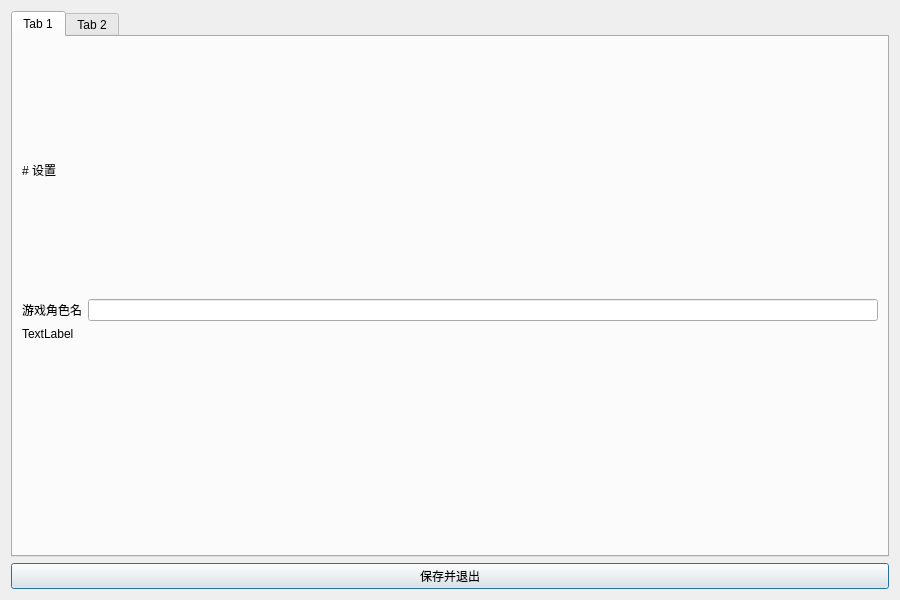
Qt form res/Settings.ui (constant-e/CEMCL) before a commit.
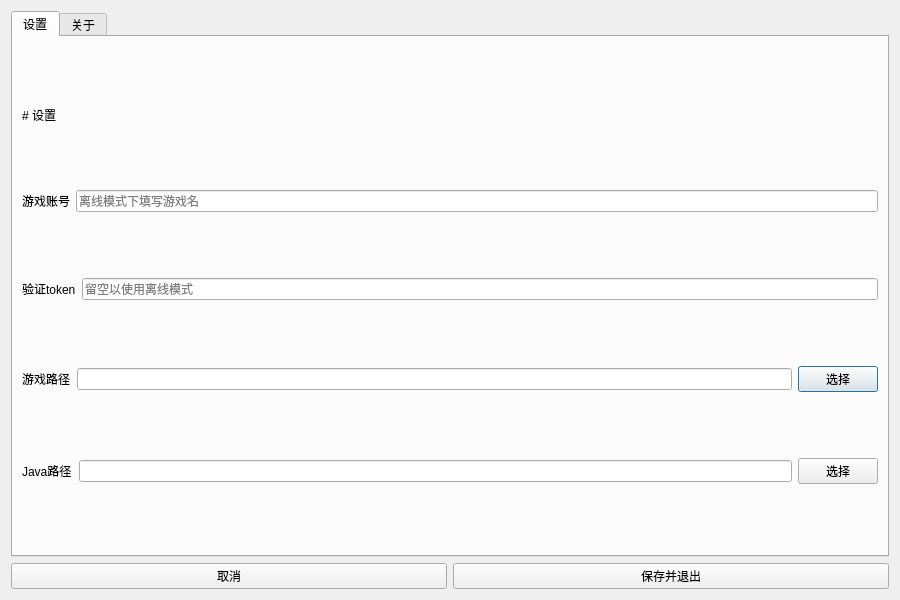
The same form after that commit.

Diff of the .ui file:
```diff
--- a/res/Settings.ui
+++ b/res/Settings.ui
@@ -18,13 +18,22 @@
     <layout class="QVBoxLayout" name="verticalLayout">
      <item>
       <widget class="QTabWidget" name="tabWidget">
-       <widget class="QWidget" name="tab">
+       <property name="currentIndex">
+        <number>0</number>
+       </property>
+       <widget class="QWidget" name="settingsTab">
         <attribute name="title">
-         <string>Tab 1</string>
+         <string>设置</string>
         </attribute>
-        <layout class="QVBoxLayout" name="verticalLayout_3">
+        <layout class="QVBoxLayout" name="verticalLayout_4">
          <item>
-          <widget class="QLabel" name="title">
+          <widget class="QLabel" name="settingsTitle">
+           <property name="sizePolicy">
+            <sizepolicy hsizetype="Preferred" vsizetype="Fixed">
+             <horstretch>0</horstretch>
+             <verstretch>0</verstretch>
+            </sizepolicy>
+           </property>
            <property name="text">
             <string># 设置</string>
            </property>
@@ -34,28 +43,175 @@
           </widget>
          </item>
          <item>
-          <layout class="QFormLayout" name="formLayout">
-           <item row="0" column="0">
+          <layout class="QHBoxLayout" name="accountLayout">
+           <item>
             <widget class="QLabel" name="accountLabel">
+             <property name="sizePolicy">
+              <sizepolicy hsizetype="Fixed" vsizetype="Fixed">
+               <horstretch>0</horstretch>
+               <verstretch>0</verstretch>
+              </sizepolicy>
+             </property>
              <property name="text">
-              <string>游戏角色名</string>
+              <string>游戏账号</string>
              </property>
             </widget>
            </item>
-           <item row="0" column="1">
-            <widget class="QLineEdit" name="lineEdit">
+           <item>
+            <widget class="QLineEdit" name="accountEdit">
              <property name="sizePolicy">
               <sizepolicy hsizetype="Preferred" vsizetype="Fixed">
                <horstretch>0</horstretch>
                <verstretch>0</verstretch>
               </sizepolicy>
+             </property>
+             <property name="placeholderText">
+              <string>离线模式下填写游戏名</string>
+             </property>
+            </widget>
+           </item>
+          </layout>
+         </item>
+         <item>
+          <layout class="QHBoxLayout" name="tokenLayout">
+           <item>
+            <widget class="QLabel" name="tokenLabel">
+             <property name="sizePolicy">
+              <sizepolicy hsizetype="Fixed" vsizetype="Fixed">
+               <horstretch>0</horstretch>
+               <verstretch>0</verstretch>
+              </sizepolicy>
+             </property>
+             <property name="text">
+              <string>验证token</string>
+             </property>
+            </widget>
+           </item>
+           <item>
+            <widget class="QLineEdit" name="tokenEdit">
+             <property name="sizePolicy">
+              <sizepolicy hsizetype="Preferred" vsizetype="Fixed">
+               <horstretch>0</horstretch>
+               <verstretch>0</verstretch>
+              </sizepolicy>
+             </property>
+             <property name="placeholderText">
+              <string>留空以使用离线模式</string>
+             </property>
+            </widget>
+           </item>
+          </layout>
+         </item>
+         <item>
+          <layout class="QHBoxLayout" name="mcDirLayout">
+           <item>
+            <widget class="QLabel" name="mcDirLabel">
+             <property name="sizePolicy">
+              <sizepolicy hsizetype="Fixed" vsizetype="Fixed">
+               <horstretch>0</horstretch>
+               <verstretch>0</verstretch>
+              </sizepolicy>
+             </property>
+             <property name="text">
+              <string>游戏路径</string>
+             </property>
+            </widget>
+           </item>
+           <item>
+            <widget class="QLineEdit" name="mcDirPath">
+             <property name="sizePolicy">
+              <sizepolicy hsizetype="Preferred" vsizetype="Fixed">
+               <horstretch>0</horstretch>
+               <verstretch>0</verstretch>
+              </sizepolicy>
+             </property>
+            </widget>
+           </item>
+           <item>
+            <widget class="QPushButton" name="mcDirChooseBtn">
+             <property name="sizePolicy">
+              <sizepolicy hsizetype="Fixed" vsizetype="Fixed">
+               <horstretch>0</horstretch>
+               <verstretch>0</verstretch>
+              </sizepolicy>
+             </property>
+             <property name="text">
+              <string>选择</string>
+             </property>
+            </widget>
+           </item>
+          </layout>
+         </item>
+         <item>
+          <layout class="QHBoxLayout" name="javaDirLayout">
+           <item>
+            <widget class="QLabel" name="javaDirLabel">
+             <property name="sizePolicy">
+              <sizepolicy hsizetype="Fixed" vsizetype="Fixed">
+               <horstretch>0</horstretch>
+               <verstretch>0</verstretch>
+              </sizepolicy>
+             </property>
+             <property name="text">
+              <string>Java路径</string>
+             </property>
+            </widget>
+           </item>
+           <item>
+            <widget class="QLineEdit" name="javaDirPath">
+             <property name="sizePolicy">
+              <sizepolicy hsizetype="Preferred" vsizetype="Fixed">
+               <horstretch>0</horstretch>
+               <verstretch>0</verstretch>
+              </sizepolicy>
+             </property>
+            </widget>
+           </item>
+           <item>
+            <widget class="QPushButton" name="javaDirChooseBtn">
+             <property name="sizePolicy">
+              <sizepolicy hsizetype="Fixed" vsizetype="Fixed">
+               <horstretch>0</horstretch>
+               <verstretch>0</verstretch>
+              </sizepolicy>
+             </property>
+             <property name="text">
+              <string>选择</string>
+             </property>
+            </widget>
+           </item>
+          </layout>
+         </item>
+        </layout>
+       </widget>
+       <widget class="QWidget" name="aboutTab">
+        <attribute name="title">
+         <string>关于</string>
+        </attribute>
+        <layout class="QGridLayout" name="gridLayout_3">
+         <item row="0" column="0">
+          <layout class="QGridLayout" name="aboutLayout">
+           <item row="0" column="0">
+            <widget class="QLabel" name="aboutTitle">
+             <property name="text">
+              <string># 关于</string>
+             </property>
+             <property name="textFormat">
+              <enum>Qt::MarkdownText</enum>
              </property>
             </widget>
            </item>
            <item row="1" column="0">
-            <widget class="QLabel" name="label">
-             <property name="text">
-              <string>TextLabel</string>
+            <widget class="QTextBrowser" name="aboutText">
+             <property name="documentTitle">
+              <string/>
+             </property>
+             <property name="html">
+              <string>&lt;!DOCTYPE HTML PUBLIC &quot;-//W3C//DTD HTML 4.0//EN&quot; &quot;http://www.w3.org/TR/REC-html40/strict.dtd&quot;&gt;
+&lt;html&gt;&lt;head&gt;&lt;meta name=&quot;qrichtext&quot; content=&quot;1&quot; /&gt;&lt;style type=&quot;text/css&quot;&gt;
+p, li { white-space: pre-wrap; }
+&lt;/style&gt;&lt;/head&gt;&lt;body style=&quot; font-family:'Noto Sans CJK SC'; font-size:13pt; font-weight:400; font-style:normal;&quot;&gt;
+&lt;p style=&quot;-qt-paragraph-type:empty; margin-top:0px; margin-bottom:0px; margin-left:0px; margin-right:0px; -qt-block-indent:0; text-indent:0px;&quot;&gt;&lt;br /&gt;&lt;/p&gt;&lt;/body&gt;&lt;/html&gt;</string>
              </property>
             </widget>
            </item>
@@ -63,15 +219,27 @@
          </item>
         </layout>
        </widget>
-       <widget class="QWidget" name="tab_2">
-        <attribute name="title">
-         <string>Tab 2</string>
-        </attribute>
-       </widget>
+      </widget>
+     </item>
+    </layout>
+   </item>
+   <item>
+    <layout class="QHBoxLayout" name="settingsBtnsLayout">
+     <item>
+      <widget class="QPushButton" name="cancelButton">
+       <property name="text">
+        <string>取消</string>
+       </property>
       </widget>
      </item>
      <item>
       <widget class="QPushButton" name="saveBtn">
+       <property name="sizePolicy">
+        <sizepolicy hsizetype="Preferred" vsizetype="Fixed">
+         <horstretch>0</horstretch>
+         <verstretch>0</verstretch>
+        </sizepolicy>
+       </property>
        <property name="text">
         <string>保存并退出</string>
        </property>
```
